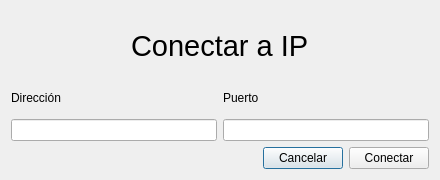
Before: the Qt Designer form dialogconectarudp.ui in GabiAndi/Microcontroladores_2020_Autito_UI, drawn with Qt 5.
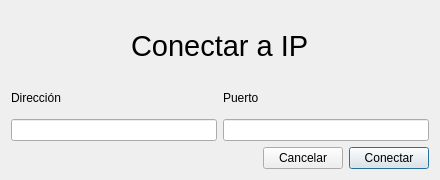
After: the same form once the commit is applied.

```diff
--- a/dialogconectarudp.ui
+++ b/dialogconectarudp.ui
@@ -146,6 +146,9 @@
        <property name="text">
         <string>Conectar</string>
        </property>
+       <property name="default">
+        <bool>true</bool>
+       </property>
       </widget>
      </item>
     </layout>
```
